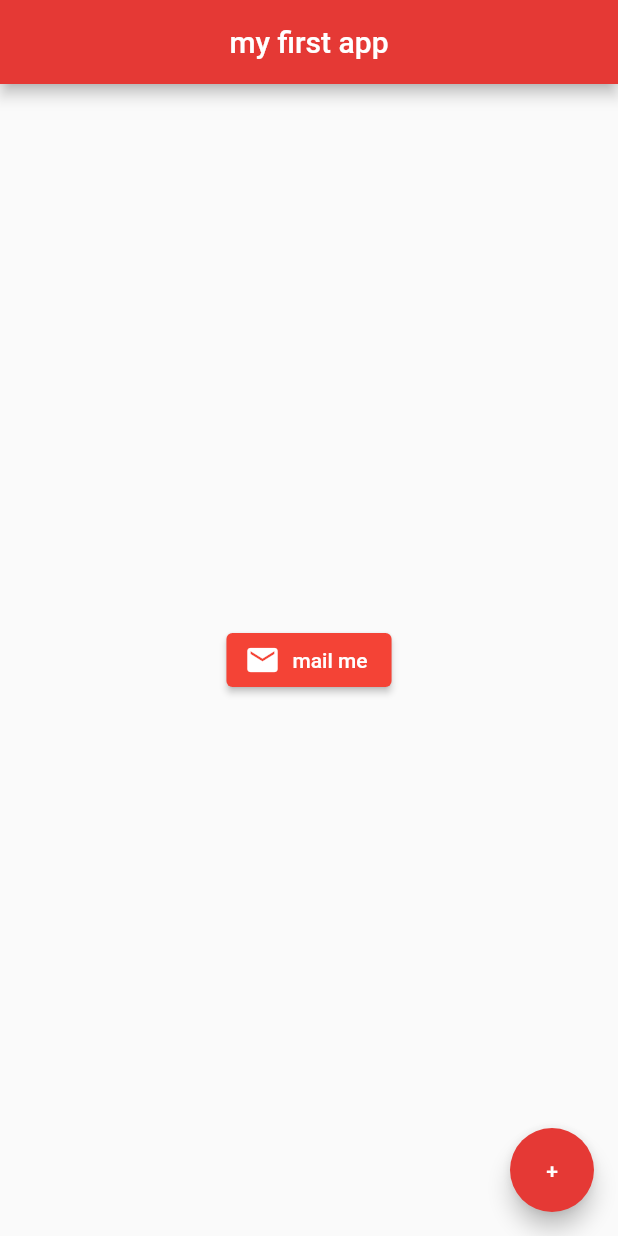
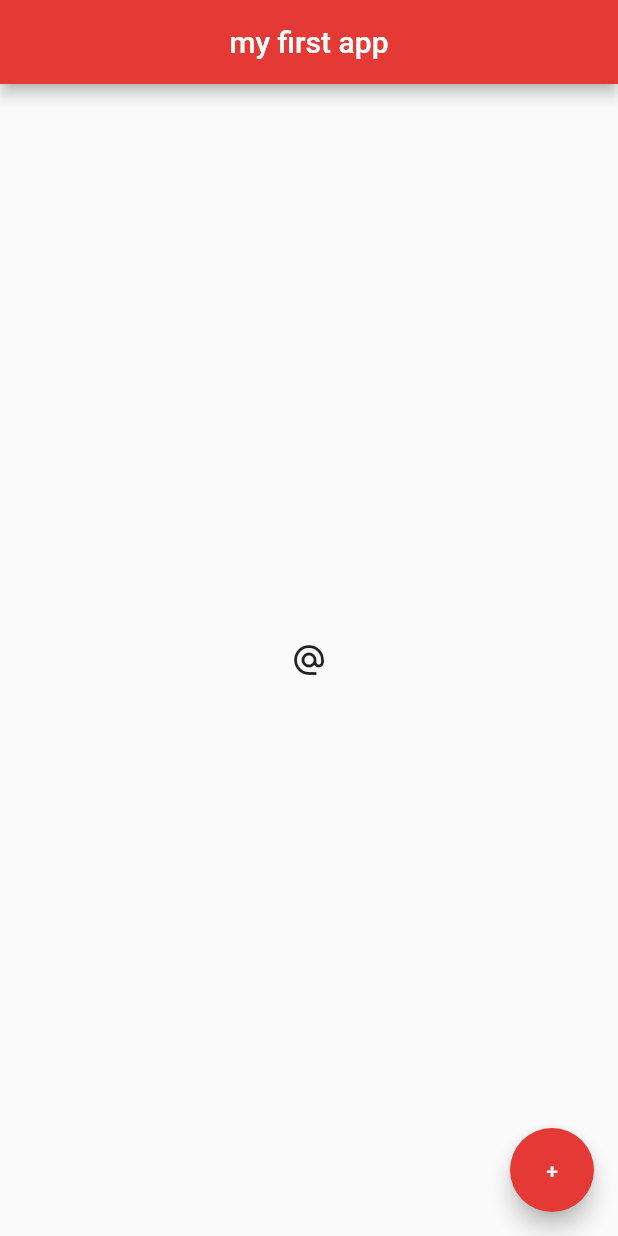
Before and after one commit to habibfr/Aplikasi-Flutter, a Flutter app: the screen it shows after launch, on a phone screen of 412 x 824 dp. Run offline on Flutter 3.47's test engine with Material 2 defaults, Android fonts, the phone set to English and light mode, and no system bars.

Commit message:
add a IconButton

```diff
--- a/first_app/lib/main.dart
+++ b/first_app/lib/main.dart
@@ -18,19 +18,14 @@ class Home extends StatelessWidget {
         backgroundColor: Colors.red[600],
       ),
       body: Center(
-        child: ElevatedButton.icon(
-          icon: Icon(
-            Icons.mail,
-          ),
-          label: Text("mail me"),
-          style: ElevatedButton.styleFrom(
-            backgroundColor: Colors.red,
-          ),
-          onPressed: () {
-            print("you click me!");
-          },
+          child: IconButton(
+        onPressed: () {
+          print("click me");
+        },
+        icon: Icon(
+          Icons.alternate_email,
         ),
-      ),
+      )),
       floatingActionButton: FloatingActionButton(
         onPressed: () {},
         child: const Text("+"),
```
